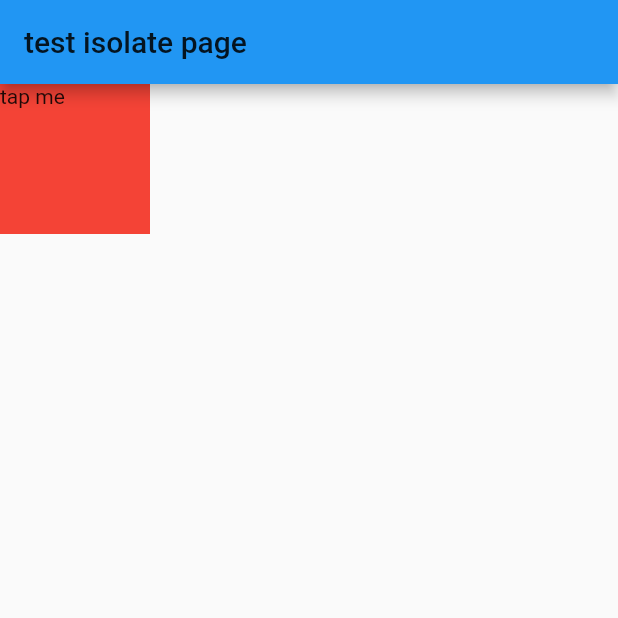
After one commit to qqzhao/flutterDemos, a Flutter app: the IsolateTestPage screen opened directly, after a tap on "tap me", on a phone screen of 412 x 824 dp, the top half of it. The commit adds this screen. Run offline on Flutter 3.47's test engine with Material 2 defaults, Android fonts, the phone set to English and light mode, and no system bars; drawn by our look-alikes of oktoast; our stand-ins replace connectivity, device_info, flare_flutter, flutter_svg, permission_handler, sqflite and 2 more; missing offline and left inert: common_tools, flutter_uploader, mutex, objectdb; accounts and stored records are empty; Roboto replaces fonts that are missing (rokkittFamily).

Commit message:
add isolate page test.

```diff
--- a/lib/config/router_config.dart
+++ b/lib/config/router_config.dart
@@ -53,6 +53,7 @@ import 'package:hello/home/logic/backdrop_filter.dart';
 import 'package:hello/home/logic/capture_image.dart';
 import 'package:hello/home/logic/import_test.dart';
 import 'package:hello/home/logic/inheritedWidget_test.dart';
+import 'package:hello/home/logic/isolate_page.dart';
 import 'package:hello/home/logic/json_parse/json_parse.dart';
 import 'package:hello/home/logic/lifecycle/first_page.dart';
 import 'package:hello/home/logic/lifecycle/second_page.dart';
@@ -142,6 +143,7 @@ List<dynamic> _globalRouters = [
     MyRouter(name: 'TestNavBackPage', widget: TestNavBackPage()),
     MyRouter(name: 'JsonParsePage', widget: JsonParsePage()),
     MyRouter(name: 'UploadFilePage', widget: UploadFilePage()),
+    MyRouter(name: 'IsolateTestPage', widget: IsolateTestPage()),
   ]),
   MyRouterList(name: 'others', lists: []),
 ];
--- /dev/null
+++ b/lib/home/logic/isolate_page.dart
@@ -0,0 +1,113 @@
+import 'dart:async';
+import 'dart:isolate';
+
+import 'package:flutter/material.dart';
+
+Isolate isolateInstance;
+ReceivePort responseInstance;
+//ReceivePort answerInstance;
+
+Future<dynamic> asyncFuncCreate(String str) async {
+  if (isolateInstance != null) {
+    print('1111');
+//    final sendPort = await responseInstance.first as SendPort;
+    final sendPort = isolateInstance.controlPort;
+
+    await Isolate.spawn(_isolate, sendPort);
+
+    final answer = new ReceivePort();
+    //发送数据
+    sendPort.send([str, answer.sendPort]);
+    //获得数据并返回
+    return answer.first;
+  } else {
+    print('2222');
+  }
+
+  //首先创建一个ReceivePort，为什么要创建这个？
+  //因为创建isolate所需的参数，必须要有SendPort，SendPort需要ReceivePort来创建
+  final response = new ReceivePort();
+  responseInstance = response;
+  //开始创建isolate,Isolate.spawn函数是isolate.dart里的代码,_isolate是我们自己实现的函数
+  //_isolate是创建isolate必须要的参数。
+  isolateInstance = await Isolate.spawn(_isolate, response.sendPort);
+
+  //获取sendPort来发送数据
+  final sendPort = await response.first as SendPort;
+  //接收消息的ReceivePort
+  final answer = new ReceivePort();
+  //发送数据
+  sendPort.send([str, answer.sendPort]);
+
+  //获得数据并返回
+  return answer.first;
+}
+
+//创建isolate必须要的参数
+void _isolate(SendPort initialReplyTo) {
+  print('_isolate hashcode= ${Isolate.current.hashCode}');
+
+  final port = new ReceivePort();
+  //绑定
+  initialReplyTo.send(port.sendPort);
+  //监听
+  port.listen((message) async {
+    print('message = $message');
+    //获取数据并解析
+    final data = message[0] as String;
+    final send = message[1] as SendPort;
+    //返回结果
+//      send.send(syncFibonacci(data));
+    var res = await asyncFunTest(data);
+    send.send(res);
+  });
+}
+
+void test() async {
+  print('test before');
+  var str1 = asyncFuncCreate('test1');
+  print('str1 = $str1');
+//  var str2 = await asyncFuncCreate('test2');
+//  print('str2 = $str2');
+
+  Timer(Duration(seconds: 3), () async {
+    var str2 = await asyncFuncCreate('test2');
+    print('str2 = $str2');
+  });
+
+  print('test after');
+}
+
+Future<String> asyncFunTest(String str) async {
+  print('asyncFunTest: $str');
+  await Future.delayed(Duration(seconds: 2));
+  return '$str+++';
+}
+
+class IsolateTestPage extends StatefulWidget {
+  @override
+  _IsolateTestPageState createState() => _IsolateTestPageState();
+}
+
+class _IsolateTestPageState extends State<IsolateTestPage> {
+  @override
+  Widget build(BuildContext context) {
+    return Scaffold(
+      body: GestureDetector(
+        onTap: () async {
+          print('tap');
+          test();
+        },
+        child: Container(
+          width: 100.0,
+          height: 100.0,
+          color: Colors.red,
+          child: Text('tap me'),
+        ),
+      ),
+      appBar: AppBar(
+        title: Text('test isolate page'),
+      ),
+    );
+  }
+}
```
